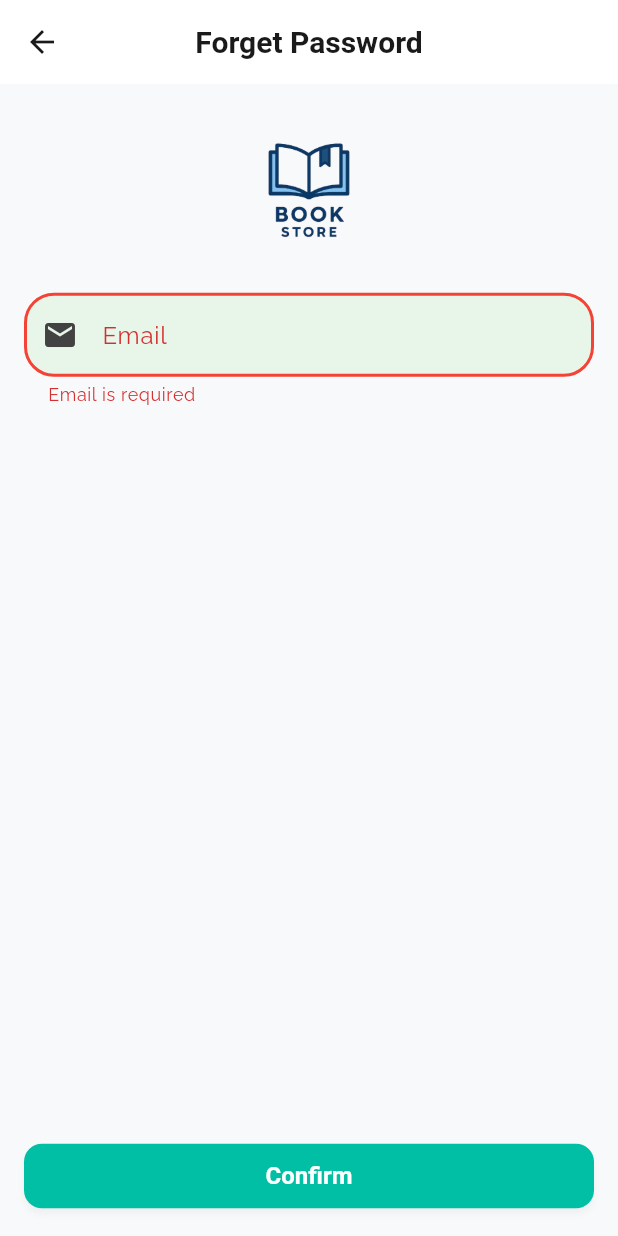
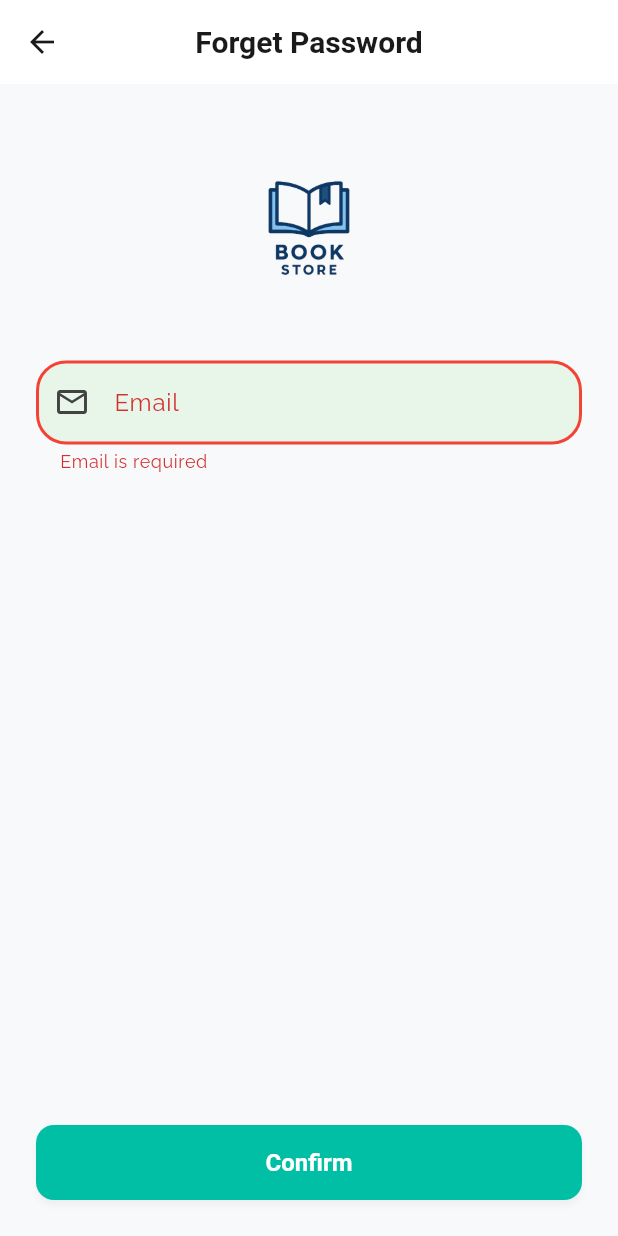
Before and after one commit to sherifashraf1/Flutter-Learning, a Flutter app: the ForgetPasswordScreen screen opened by its route, after a tap on "Confirm", on a phone screen of 412 x 824 dp. Run offline on Flutter 3.47's test engine with Material 3 defaults, Android fonts, the phone set to English and light mode, and no system bars; our stand-ins replace adaptive_theme, cached_network_image, firebase_auth, firebase_core, flutter_dotenv, flutter_riverpod and 1 more; accounts and stored records are empty.

Commit message:
refactor forget password screen

```diff
--- a/lib/screens/auth/foget_password_screen.dart
+++ b/lib/screens/auth/foget_password_screen.dart
@@ -16,100 +16,122 @@ class ForgetPasswordScreen extends ConsumerStatefulWidget {
 }
 
 class _ForgetPasswordScreenState extends ConsumerState<ForgetPasswordScreen> {
-  TextEditingController emailController = TextEditingController();
-  final FocusNode _emailFocusNode = FocusNode();
+  // Form controller
+  late final TextEditingController _emailController;
 
+  // Validation state
   String? _emailError;
-  bool _hasAttemptedValidation = false;
+
+  // Focus node
+  late final FocusNode _emailFocusNode;
+
+  // Constants
+  static const double _logoWidthFactor = 0.4;
+  static const double _logoHeightFactor = 0.13;
+  static const double _horizontalPadding = 24.0;
+  static const double _verticalSpacing = 16.0;
+  static const double _sectionSpacing = 24.0;
 
   @override
   void initState() {
     super.initState();
-    // Clear errors when screen is opened, especially if field is empty
-    if (emailController.text.isEmpty) {
-      _emailError = null;
+    _initializeController();
+    _initializeFocusNode();
+    _setupValidationListener();
+    _setupFocusListener();
+    _unfocusOnInit();
   }
-    _hasAttemptedValidation = false;
-    // Add listener for real-time validation
-    emailController.addListener(_validateEmail);
-    // Clear errors when field gets focus
+
+  void _initializeController() {
+    _emailController = TextEditingController();
+  }
+
+  void _initializeFocusNode() {
+    _emailFocusNode = FocusNode();
+  }
+
+  void _setupValidationListener() {
+    _emailController.addListener(_validateEmail);
+  }
+
+  void _setupFocusListener() {
     _emailFocusNode.addListener(() {
       if (_emailFocusNode.hasFocus) {
-        setState(() {
-          _emailError = null;
+        setState(() => _emailError = null);
+      }
     });
   }
-    });
-    // Unfocus any fields when screen is opened and clear errors if field is empty
+
+  void _unfocusOnInit() {
     WidgetsBinding.instance.addPostFrameCallback((_) {
-      _emailFocusNode.unfocus();
-      FocusScope.of(context).unfocus();
-      // Clear error if field is empty after navigation
-      if (emailController.text.isEmpty && _emailError != null) {
-        setState(() {
-          _emailError = null;
-        });
-      }
+      _unfocusAllFields();
+      _clearErrorsIfFieldEmpty();
     });
   }
 
   @override
   void didChangeDependencies() {
     super.didChangeDependencies();
-    // Unfocus fields when route becomes inactive (navigating away)
     WidgetsBinding.instance.addPostFrameCallback((_) {
       final route = ModalRoute.of(context);
       if (route != null && !route.isCurrent) {
-        _emailFocusNode.unfocus();
-        FocusScope.of(context).unfocus();
-        // Clear error if field is empty when navigating away
-        if (emailController.text.isEmpty && _emailError != null) {
-          setState(() {
-            _emailError = null;
-          });
-        }
+        _unfocusAllFields();
+        _clearErrorsIfFieldEmpty();
       }
     });
   }
 
   @override
   void dispose() {
-    // Unfocus field before disposing
-    _emailFocusNode.unfocus();
-    // Remove listener before disposing
-    emailController.removeListener(_validateEmail);
-    emailController.dispose();
+    _unfocusAllFields();
+    _emailController.removeListener(_validateEmail);
+    _emailController.dispose();
     _emailFocusNode.dispose();
     super.dispose();
   }
 
+  // Validation methods
   void _validateEmail() {
     setState(() {
-      _emailError = ValidationManager.email(emailController.text);
+      _emailError = ValidationManager.email(_emailController.text);
     });
   }
 
+  void _validateAllFields() {
+    setState(() {
+      _emailError = ValidationManager.email(_emailController.text);
+    });
+  }
+
+  bool get _isFormValid => _emailError == null;
+
+  // Helper methods
+  void _unfocusAllFields() {
+    _emailFocusNode.unfocus();
+    FocusScope.of(context).unfocus();
+  }
+
+  void _clearErrorsIfFieldEmpty() {
+    if (_emailController.text.isEmpty && _emailError != null) {
+      setState(() => _emailError = null);
+    }
+  }
+
+  // Action handlers
   void _handleResetPassword() {
-    setState(() {
-      _hasAttemptedValidation = true;
-      _emailError = ValidationManager.email(emailController.text);
-    });
-
-    if (_emailError == null) {
-      ref
-          .read(resetPasswordStateProvider.notifier)
-          .resetPassword(emailController.text);
+    _validateAllFields();
+    if (_isFormValid) {
+      ref.read(resetPasswordStateProvider.notifier).resetPassword(
+            _emailController.text.trim(),
+          );
     }
   }
 
   @override
   Widget build(BuildContext context) {
     final resetPasswordState = ref.watch(resetPasswordStateProvider);
-    final isLoading = resetPasswordState.state == ViewState.loading;
 
-    // Listen to state changes and handle UI side effects
     ref.listen<DataState<void>>(resetPasswordStateProvider, (previous, next) {
-      // Handle success state - show success snackbar
       if (next.state == ViewState.success &&
           previous?.state != ViewState.success) {
         ScaffoldMessenger.of(context).showSnackBar(
@@ -126,62 +148,85 @@ class _ForgetPasswordScreenState extends ConsumerState<ForgetPasswordScreen> {
       body: SafeArea(
         child: DataStateWidget<void>(
           dataState: resetPasswordState,
-          childBuilder: (_) => _buildResetPasswordForm(isLoading),
-        ),
-      ),
-      bottomNavigationBar: Padding(
-        padding: EdgeInsets.all(16),
-        child: ElevatedButton(
-          onPressed: isLoading ? null : _handleResetPassword,
-          child: const Text("Confirm"),
+          childBuilder: (_) => _buildResetPasswordForm(),
         ),
       ),
     );
   }
 
-  Widget _buildResetPasswordForm(bool isLoading) {
-    final screenWidth = MediaQuery.of(context).size.width;
-    final screenHeight = MediaQuery.of(context).size.height;
+  Widget _buildResetPasswordForm() {
+    final size = MediaQuery.of(context).size;
 
+    return LayoutBuilder(
+      builder: (context, constraints) {
         return SingleChildScrollView(
-      child: Padding(
-        padding: const EdgeInsets.all(16),
+          padding: const EdgeInsets.symmetric(horizontal: _horizontalPadding),
+          child: ConstrainedBox(
+            constraints: BoxConstraints(minHeight: constraints.maxHeight),
+            child: IntrinsicHeight(
               child: Column(
+                crossAxisAlignment: CrossAxisAlignment.stretch,
                 children: [
+                  SizedBox(height: size.height * 0.05),
+                  _buildLogo(size),
+                  SizedBox(height: _sectionSpacing * 1.5),
+                  _buildEmailField(),
+                  const Spacer(),
+                  Padding(
+                    padding: const EdgeInsets.only(
+                      top: _sectionSpacing,
+                      bottom: _horizontalPadding,
+                    ),
+                    child: _buildConfirmButton(),
+                  ),
+                ],
+              ),
+            ),
+          ),
+        );
+      },
+    );
+  }
 
-          Theme.of(context).brightness == Brightness.dark
+  Widget _buildLogo(Size size) {
+    final isDark = Theme.of(context).brightness == Brightness.dark;
+    final logo = Image.asset(
+      'assets/images/logo.png',
+      width: size.width * _logoWidthFactor,
+      height: size.height * _logoHeightFactor,
+      fit: BoxFit.contain,
+    );
+
+    return Center(
+      child: isDark
           ? ColorFiltered(
               colorFilter: const ColorFilter.mode(
                 Colors.white,
                 BlendMode.srcIn,
               ),
-            child: Image.asset(
-              'assets/images/logo.png',
-              width: screenWidth * 0.4,
-              height: screenHeight * 0.13,
-              fit: BoxFit.contain,
-            ),
+              child: logo,
             )
-              : Image.asset(
-            'assets/images/logo.png',
-            width: screenWidth * 0.4,
-            height: screenHeight * 0.13,
-            fit: BoxFit.contain,
-          ),
+          : logo,
+    );
+  }
 
-          const SizedBox(height: 16),
-
-          AppTextFormFieldWidget(
+  Widget _buildEmailField() {
+    return AppTextFormFieldWidget(
       label: "Email",
-            controller: emailController,
+      controller: _emailController,
       focusNode: _emailFocusNode,
-            prefixIcon: const Icon(Icons.email),
+      prefixIcon: const Icon(Icons.email_outlined),
       errorText: _emailError,
       validator: ValidationManager.email,
-          ),
+    );
+  }
 
-        ],
-        ),
+  Widget _buildConfirmButton() {
+    return SizedBox(
+      height: 50,
+      child: ElevatedButton(
+        onPressed: _handleResetPassword,
+        child: const Text("Confirm"),
       ),
     );
   }
```
Lines whose indentation alone changed are shown as unchanged.
